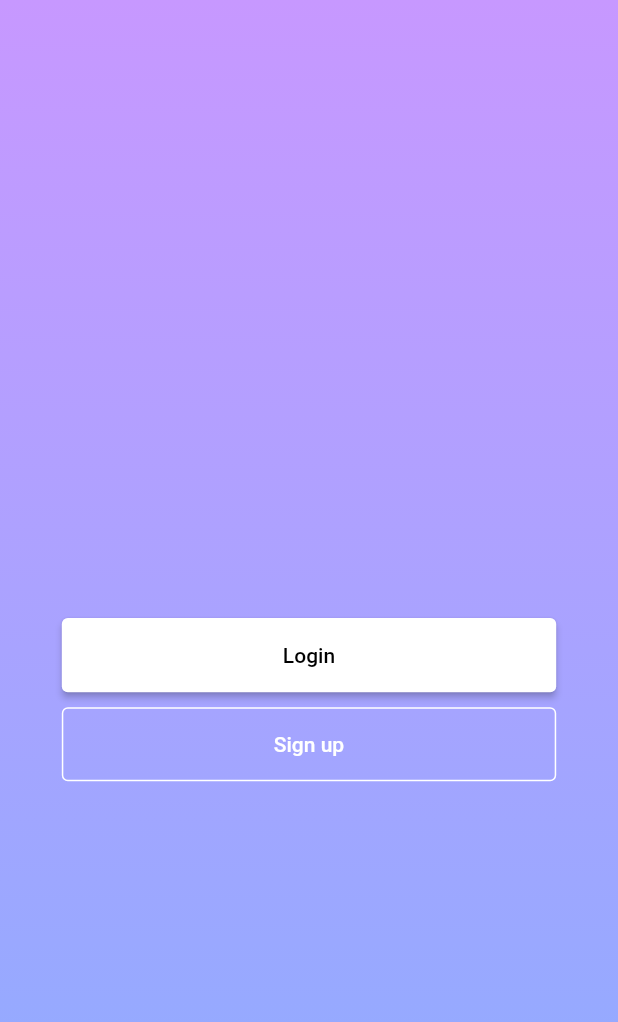
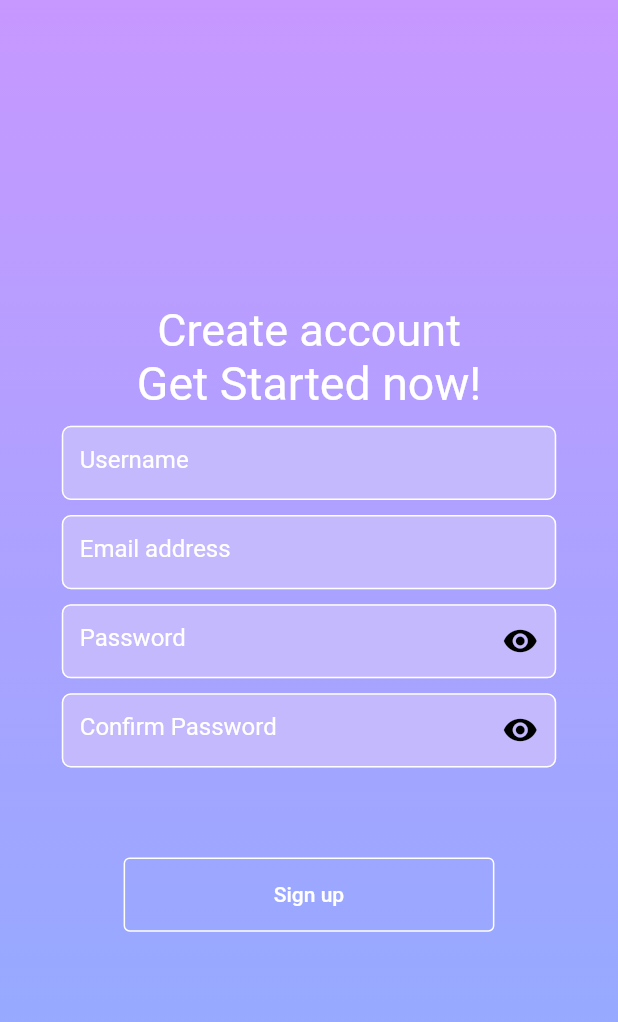
Before and after one commit to Wreck-X/Openhours, a Flutter app: the screen it shows after launch, after a tap on "Sign up", on a phone screen of 412 x 824 dp. Shown: the top 1022 px of the screen. Run offline on Flutter 3.47's test engine with Material 2 defaults, Android fonts, the light colour scheme and no system bars.

Commit message:
login and signup page completed

```diff
--- a/lib/Pages/Landing.dart
+++ b/lib/Pages/Landing.dart
@@ -2,6 +2,7 @@ import 'package:flutter/material.dart';
 import 'package:flutter/src/widgets/framework.dart';
 import 'package:flutter/src/widgets/placeholder.dart';
 import 'package:openhours/Pages/Login.dart';
+import 'package:openhours/Pages/Signup.dart';
 
 class LandingPage extends StatefulWidget {
   const LandingPage({super.key});
@@ -63,7 +64,12 @@ class _LandingPageState extends State<LandingPage> {
                     backgroundColor: Colors.transparent,
                     elevation: 0,
                     side: const BorderSide(width: 1.0, color: Colors.white)),
-                onPressed: () {}, // Navigate to Sign up Page
+                onPressed: () {
+                  Navigator.push(
+                      context,
+                      MaterialPageRoute(
+                          builder: (context) => const SignupPage()));
+                }, // Navigate to Sign up Page
                 child: const Text('Sign up',
                     style: TextStyle(color: Colors.white)),
               ),
--- a/lib/Pages/Login.dart
+++ b/lib/Pages/Login.dart
@@ -1,6 +1,7 @@
 import 'package:flutter/material.dart';
 import 'package:flutter/src/widgets/framework.dart';
 import 'package:flutter/src/widgets/placeholder.dart';
+import 'package:openhours/Widgets/Textfields.dart';
 
 class LoginPage extends StatefulWidget {
   const LoginPage({super.key});
@@ -15,6 +16,7 @@ class _LoginPageState extends State<LoginPage> {
     double width = MediaQuery.of(context).size.width;
     double height = MediaQuery.of(context).size.height;
     return Scaffold(
+      resizeToAvoidBottomInset: false,
       body: Container(
         height: height,
         width: width,
@@ -29,12 +31,35 @@ class _LoginPageState extends State<LoginPage> {
           ),
         ),
         child: Column(
+          mainAxisAlignment: MainAxisAlignment.center,
           children: [
-            Container(
+            const Align(
+              alignment: Alignment.center,
+              child: Text(
+                'Login',
+                style: TextStyle(fontSize: 31, color: Colors.white),
+              ),
+            ),
+            const Align(
+              alignment: Alignment.center,
+              child: Text(
+                'Welcome back!',
+                style: TextStyle(fontSize: 30, color: Colors.white),
+              ),
+            ),
+            const SizedBox(height: 20),
+            SizedBox(
               width: width * 0.8,
               height: height * 0.06,
-              child: TextField(),
+              child: PurpTextField('Username', false),
             ),
+            const SizedBox(height: 10),
+            SizedBox(
+              width: width * 0.8,
+              height: height * 0.06,
+              child: PurpTextField('Password', true),
+            ),
+            SizedBox(height: 60),
             SizedBox(
               width: width * 0.6,
               height: height * 0.06,
--- /dev/null
+++ b/lib/Pages/Signup.dart
@@ -0,0 +1,89 @@
+import 'package:flutter/material.dart';
+import 'package:flutter/src/widgets/framework.dart';
+import 'package:flutter/src/widgets/placeholder.dart';
+import 'package:openhours/Widgets/Textfields.dart';
+
+class SignupPage extends StatefulWidget {
+  const SignupPage({super.key});
+
+  @override
+  State<SignupPage> createState() => _SignupPageState();
+}
+
+class _SignupPageState extends State<SignupPage> {
+  @override
+  Widget build(BuildContext context) {
+    double width = MediaQuery.of(context).size.width;
+    double height = MediaQuery.of(context).size.height;
+    return Scaffold(
+      resizeToAvoidBottomInset: false,
+      body: Container(
+        height: height,
+        width: width,
+        decoration: const BoxDecoration(
+          gradient: LinearGradient(
+            begin: Alignment.topCenter,
+            end: Alignment.bottomCenter,
+            colors: <Color>[
+              Color.fromARGB(255, 199, 152, 255),
+              Color.fromARGB(255, 140, 173, 255),
+            ],
+          ),
+        ),
+        child: Column(mainAxisAlignment: MainAxisAlignment.center, children: [
+          const Align(
+            alignment: Alignment.center,
+            child: Text(
+              'Create account',
+              style: TextStyle(fontSize: 30, color: Colors.white),
+            ),
+          ),
+          const Align(
+              alignment: Alignment.center,
+              child: Text(
+                'Get Started now!',
+                style: TextStyle(fontSize: 31, color: Colors.white),
+              )),
+          const SizedBox(height: 10),
+          SizedBox(
+            width: width * 0.8,
+            height: height * 0.06,
+            child: PurpTextField('Username', false),
+          ),
+          const SizedBox(height: 10),
+          SizedBox(
+            width: width * 0.8,
+            height: height * 0.06,
+            child: PurpTextField('Email address', false),
+          ),
+          const SizedBox(height: 10),
+          SizedBox(
+            width: width * 0.8,
+            height: height * 0.06,
+            child: PurpTextField('Password', true),
+          ),
+          const SizedBox(height: 10),
+          SizedBox(
+            width: width * 0.8,
+            height: height * 0.06,
+            child: PurpTextField('Confirm Password', true),
+          ),
+          const SizedBox(height: 60),
+          SizedBox(
+            width: width * 0.6,
+            height: height * 0.06,
+            child: ElevatedButton(
+              style: TextButton.styleFrom(
+                  backgroundColor: Colors.transparent,
+                  elevation: 0,
+                  side: const BorderSide(width: 1.0, color: Colors.white)),
+              onPressed: () {}, //signup
+              child:
+                  const Text('Sign up', style: TextStyle(color: Colors.white)),
+            ),
+          ),
+        ]),
+      ),
+    );
+  }
+}
--- a/lib/Widgets/Textfields.dart
+++ b/lib/Widgets/Textfields.dart
@@ -3,22 +3,54 @@ import 'package:flutter/src/widgets/framework.dart';
 import 'package:flutter/src/widgets/placeholder.dart';
 
 class PurpTextField extends StatefulWidget {
-  const PurpTextField({super.key});
+  String entry;
+  bool ispassword;
+  PurpTextField(this.entry, this.ispassword, {super.key});
 
   @override
   State<PurpTextField> createState() => _PurpTextFieldState();
 }
 
 class _PurpTextFieldState extends State<PurpTextField> {
+  bool _isObscure = false;
   @override
   Widget build(BuildContext context) {
     double width = MediaQuery.of(context).size.width;
     double height = MediaQuery.of(context).size.height;
-    return Container(
-      height: null,
-      width: null,
-      child: const TextField(
-        decoration: InputDecoration(),
+    return SizedBox(
+      height: height * 0.8,
+      width: width * 0.06,
+      child: TextField(
+        obscureText: widget.ispassword ? _isObscure : false,
+        decoration: InputDecoration(
+          suffixIconColor: MaterialStateColor.resolveWith((states) =>
+              states.contains(MaterialState.focused)
+                  ? Colors.black
+                  : Colors.black),
+          suffixIcon: widget.ispassword
+              ? IconButton(
+                  onPressed: () {
+                    setState(() {
+                      _isObscure = !_isObscure;
+                    });
+                  },
+                  icon: Icon(
+                      _isObscure ? Icons.visibility_off : Icons.visibility))
+              : null,
+          filled: true,
+          fillColor: const Color.fromARGB(255, 196, 185, 252),
+          hintText: widget.entry,
+          hintStyle: const TextStyle(color: Colors.white),
+          enabledBorder: const OutlineInputBorder(
+            borderSide: BorderSide(color: Colors.white),
+            borderRadius: BorderRadius.all(Radius.circular(6)),
+          ),
+          focusedBorder: const OutlineInputBorder(
+            borderSide: BorderSide(color: Colors.white),
+            borderRadius: BorderRadius.all(Radius.circular(6)),
+          ),
+        ),
+        cursorColor: Colors.white,
       ),
     );
   }
```
